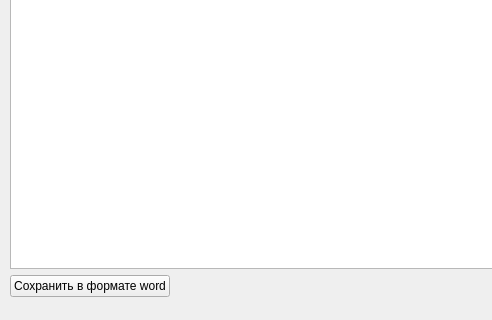
Vofanchik/AptecnyiSklad, file UI_files/residue_dialog.ui: the form before one commit; both pictures show x 0 to 492 and y 274 to 594 of the 846 by 594 pixel window.
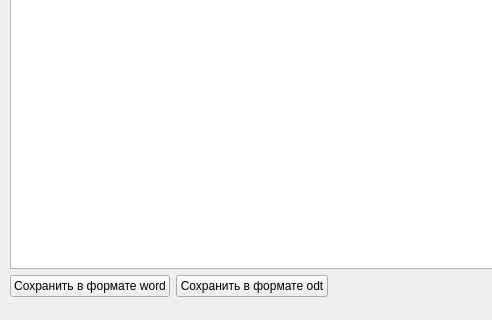
The form after the commit.

Patch:
```diff
--- a/UI_files/residue_dialog.ui
+++ b/UI_files/residue_dialog.ui
@@ -71,6 +71,13 @@
         </property>
        </widget>
       </item>
+      <item>
+       <widget class="QPushButton" name="pushButton_2">
+        <property name="text">
+         <string>Сохранить в формате odt</string>
+        </property>
+       </widget>
+      </item>
       <item>
        <widget class="QDialogButtonBox" name="buttonBox">
         <property name="orientation">
```
